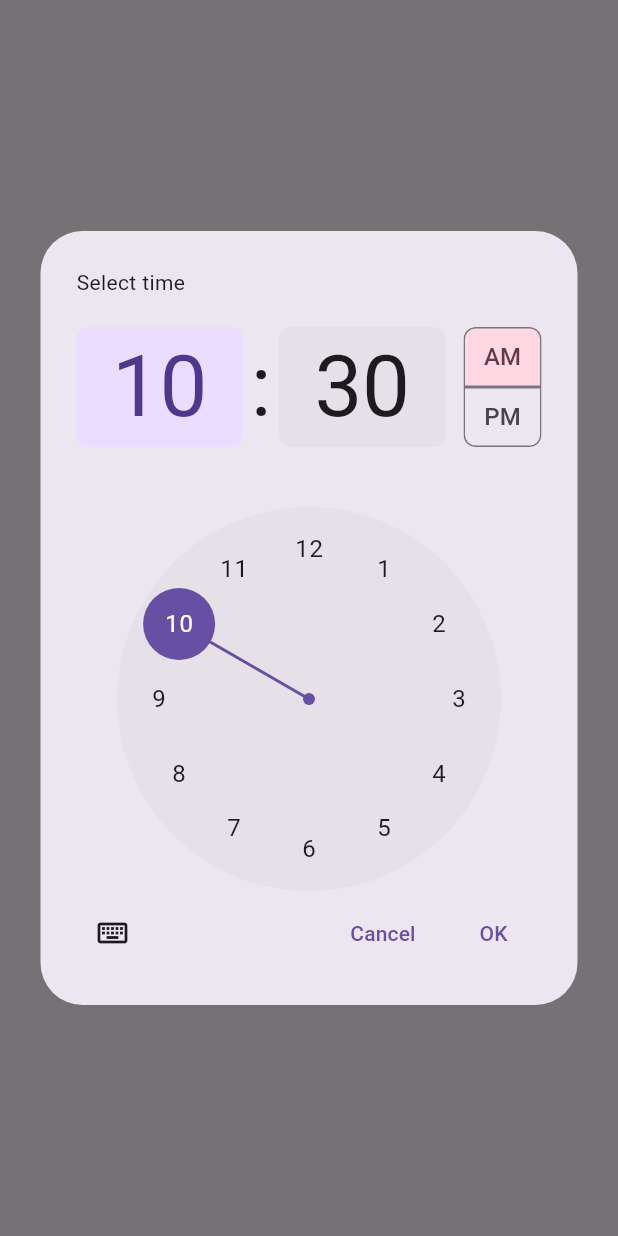
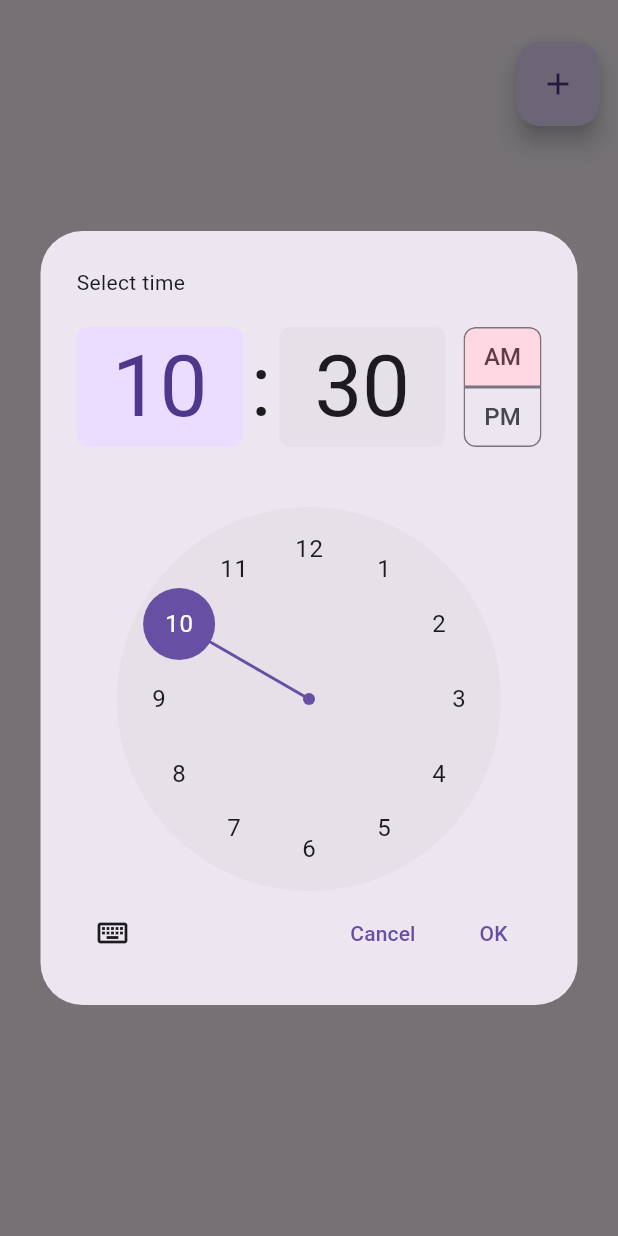
Before and after one commit to mahiaash/annoyingalarmclock, a Flutter app: the screen it shows after launch, after a tap on the "add" icon, on a phone screen of 412 x 824 dp. Run offline on Flutter 3.47's test engine with Material 3 defaults, Android fonts, the phone set to English and light mode, and no system bars.

Commit message:
corrected button placement

```diff
--- a/annoyingalarmclock/lib/homepage.dart
+++ b/annoyingalarmclock/lib/homepage.dart
@@ -5,26 +5,35 @@ class HomePage extends StatefulWidget {
 const HomePage ({Key? key}) : super(key: key);
 
   @override
+  // ignore: library_private_types_in_public_api
   _HomePageState createState() => _HomePageState();
   }
 
   class _HomePageState extends State<HomePage>{
 
     void _showTimePicker(){
-      showTimePicker(context: context, initialTime: TimeOfDay.now());
+      showTimePicker(context: context, initialTime: TimeOfDay.now()
+      ).then((value){
+        setState(() {
+
+        });
+      });
     }
 
 
   @override
   Widget build(BuildContext context) {
     return Scaffold(
-      body:Center(
-        child:IconButton(
-          onPressed:_showTimePicker,
-          icon: Icon(Icons.add)
-         )
-      )
-
+      appBar:AppBar(),
+      body: Center(),
+      floatingActionButton: FloatingActionButton(
+        onPressed:(){
+          _showTimePicker();
+        } ,
+        child: Icon(
+          Icons.add),
+        ),
+        floatingActionButtonLocation: FloatingActionButtonLocation.miniEndTop,
     );
   }
   }
```
